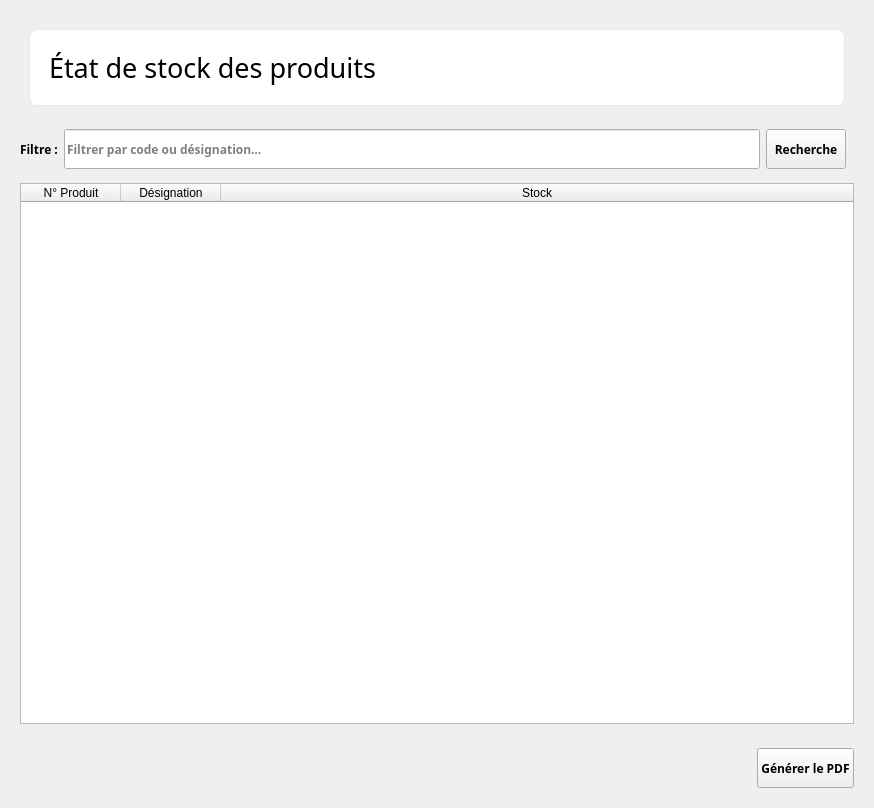
This is interface/stock_widget.ui in miranto-andria/stock-it as Qt 5 draws it before an edit. The edited form follows.
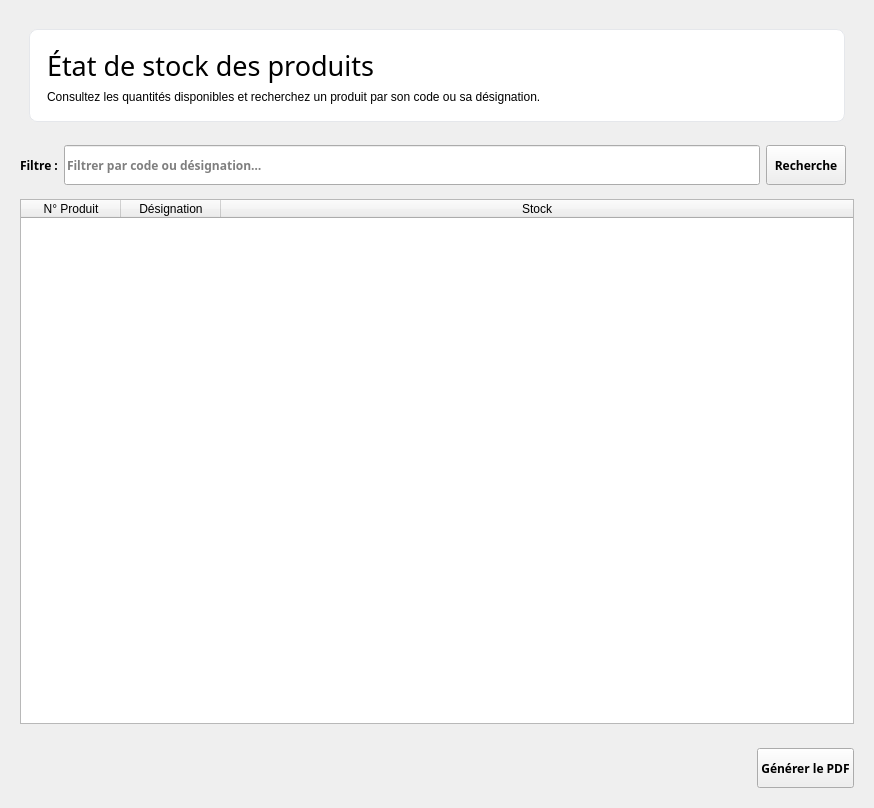
This is the edited form.

The edit to the form file:
```diff
--- a/interface/stock_widget.ui
+++ b/interface/stock_widget.ui
@@ -58,14 +58,14 @@
 </string>
         </property>
         <layout class="QVBoxLayout" name="verticalLayout_12">
-         <item alignment="Qt::AlignmentFlag::AlignTop">
+         <item>
           <widget class="QFrame" name="cardHeader">
            <property name="styleSheet">
             <string notr="true">#cardHeader{
 background-color: #ffffff;
 border : 1px solid #e5e7eb;
 border-radius:8px;
-padding: 10px;
+padding: 8px;
 }</string>
            </property>
            <property name="frameShape">
@@ -74,7 +74,7 @@
            <property name="frameShadow">
             <enum>QFrame::Shadow::Raised</enum>
            </property>
-           <layout class="QHBoxLayout" name="horizontalLayout_13">
+           <layout class="QVBoxLayout" name="horizontalLayout_13">
             <item>
              <widget class="QLabel" name="label">
               <property name="font">
@@ -93,6 +93,13 @@
               </property>
              </widget>
             </item>
+            <item>
+             <widget class="QLabel" name="description">
+              <property name="text">
+               <string>Consultez les quantités disponibles et recherchez un produit par son code ou sa désignation.</string>
+              </property>
+             </widget>
+            </item>
            </layout>
           </widget>
          </item>
@@ -162,6 +169,18 @@
           <pointsize>10</pointsize>
          </font>
         </property>
+        <property name="editTriggers">
+         <set>QAbstractItemView::EditTrigger::NoEditTriggers</set>
+        </property>
+        <property name="alternatingRowColors">
+         <bool>true</bool>
+        </property>
+        <property name="selectionMode">
+         <enum>QAbstractItemView::SelectionMode::SingleSelection</enum>
+        </property>
+        <property name="selectionBehavior">
+         <enum>QAbstractItemView::SelectionBehavior::SelectRows</enum>
+        </property>
         <attribute name="horizontalHeaderStretchLastSection">
          <bool>true</bool>
         </attribute>
```
Left out of the diff: 2 changed lines with no effect on the pictures.
